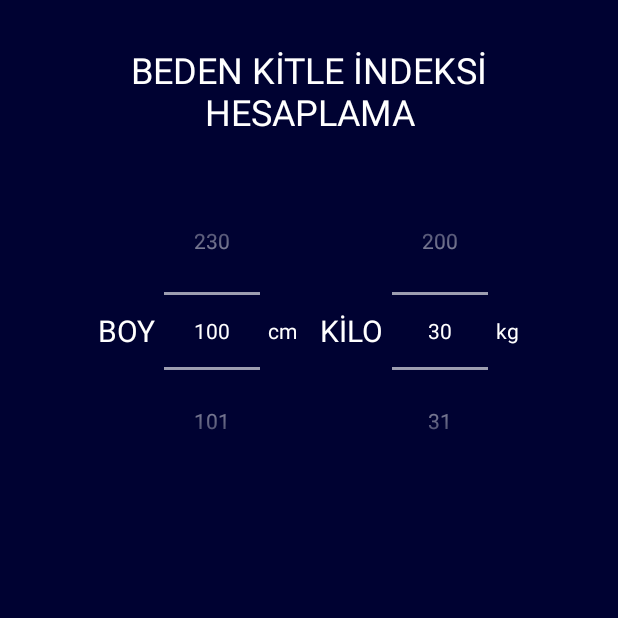
After one commit to buserumeysa/DiyetOnerim, an Android app: the fragment BodyMossIndexFragment shown on its own in the app's theme, on a phone screen of 412 x 824 dp, the top half of it. The commit adds this screen. Run offline under Robolectric (Android 15) with nearby library versions, the phone set to English and light mode, and no system bars.

Commit message:
Fragment Transaction eklendi

```diff
--- /dev/null
+++ b/app/src/main/java/com/buserkapkiner/diyetonerim/ui/bmi/BodyMossIndexFragment.kt
@@ -0,0 +1,75 @@
+package com.buserkapkiner.diyetonerim.ui.bmi
+
+import android.os.Bundle
+import android.view.LayoutInflater
+import android.view.View
+import android.view.ViewGroup
+import androidx.core.view.isVisible
+import androidx.fragment.app.Fragment
+import com.buserkapkiner.diyetonerim.R
+import com.buserkapkiner.diyetonerim.databinding.FragmentBodyMossIndexBinding
+import kotlinx.android.synthetic.main.fragment_body_moss_index.*
+
+
+class BodyMossIndexFragment : Fragment() {
+    private lateinit var binding: FragmentBodyMossIndexBinding
+
+    override fun onCreateView(
+        inflater: LayoutInflater, container: ViewGroup?,
+        savedInstanceState: Bundle?,
+    ): View? {
+
+        // Inflate the layout for this fragment
+        binding = FragmentBodyMossIndexBinding.inflate(inflater,container,false)
+        return binding.root
+
+    }
+
+    override fun onViewCreated(view: View, savedInstanceState: Bundle?) {
+        super.onViewCreated(view, savedInstanceState)
+        binding.weightpicker.minValue = 30
+        binding.weightpicker.maxValue = 200
+        binding.heightpicker.minValue = 100
+        binding.heightpicker.maxValue = 230
+        binding.weightpicker.setOnValueChangedListener { _, _, _ ->
+            bmiCalculator()
+        }
+        binding.heightpicker.setOnValueChangedListener { _, _, _ ->
+            bmiCalculator()
+
+        }
+    }
+
+    private fun bmiCalculator() {
+        val height = binding.heightpicker.value
+        val doubleHeight = height.toDouble() / 100
+        val weight = binding.weightpicker.value
+        val bmi = weight.toDouble() / (doubleHeight * doubleHeight)
+        binding.resultsTv.text = String.format("Beden Kitle İndeksiniz: %.2f", bmi)
+        binding.healthyTv.text = String.format("Sağlık Durumu: %s", healthyMessage(bmi))
+
+        binding.btnBmiAdvice.isVisible = healthyMessage(bmi) != "İdeal"
+
+    }
+
+    private fun healthyMessage(bmi: Double): String {
+        sensor.setBackgroundColor(resources.getColor(R.color.yellow))
+        if (bmi < 18.5)
+
+            return "Zayıf"
+        sensor.setBackgroundColor(resources.getColor(R.color.green))
+        if (bmi < 25.0)
+            return "İdeal"
+        sensor.setBackgroundColor(resources.getColor(R.color.orange))
+        if (bmi < 30.0)
+            return "Kilolu"
+        sensor.setBackgroundColor(resources.getColor(R.color.red))
+        if (bmi < 35.0)
+            return "Obez"
+
+        sensor.setBackgroundColor(resources.getColor(R.color.darkRed))
+        return "Morbid Obez"
+
+
+    }
+}
--- /dev/null
+++ b/app/src/main/java/com/buserkapkiner/diyetonerim/ui/calendar/CalendarActivity.kt
@@ -0,0 +1,4 @@
+package com.buserkapkiner.diyetonerim.ui.calendar
+
+class CalendarActivity {
+}
--- a/app/src/main/java/com/buserkapkiner/diyetonerim/ui/homepage/RecyclerAdapter.kt
+++ b/app/src/main/java/com/buserkapkiner/diyetonerim/ui/homepage/RecyclerAdapter.kt
@@ -27,6 +27,7 @@ class RecyclerAdapter: RecyclerView.Adapter<RecyclerAdapter.ViewHolder>() {
     }
 
 
+
     inner class ViewHolder(itemView: View):RecyclerView.ViewHolder(itemView){
         var itemTitle: TextView
         var itemImage: ImageView
--- a/app/src/main/res/layout/activity_main.xml
+++ b/app/src/main/res/layout/activity_main.xml
@@ -108,4 +108,6 @@
         app:layout_constraintTop_toBottomOf="@+id/img_login" />
 
 
+
+
 </androidx.constraintlayout.widget.ConstraintLayout>
--- /dev/null
+++ b/app/src/main/res/layout/fragment_body_moss_index.xml
@@ -0,0 +1,93 @@
+<?xml version="1.0" encoding="utf-8"?>
+<LinearLayout xmlns:android="http://schemas.android.com/apk/res/android"
+    xmlns:app="http://schemas.android.com/apk/res-auto"
+    xmlns:tools="http://schemas.android.com/tools"
+    android:orientation="vertical"
+    android:gravity="top|center"
+    android:id="@+id/sensor"
+    android:layout_width="match_parent"
+    android:layout_height="match_parent"
+    android:background="@color/constraintcolor"
+    tools:context=".ui.bmi.BodyMossIndexFragment">
+
+    <TextView
+        android:layout_width="wrap_content"
+        android:layout_height="wrap_content"
+        android:text="BEDEN KİTLE İNDEKSİ HESAPLAMA"
+        android:gravity="center"
+        style="@android:style/TextAppearance.Material.Headline"
+        android:padding="30dp" />
+
+    <LinearLayout
+        android:layout_width="match_parent"
+        android:layout_height="wrap_content"
+        android:padding="10dp"
+        android:gravity="center">
+
+        <TextView
+            android:layout_width="wrap_content"
+            android:layout_height="wrap_content"
+            android:textSize="20sp"
+            android:text="BOY"
+            style="@android:style/TextAppearance.Material.Body1" />
+
+        <NumberPicker
+            android:layout_width="wrap_content"
+            android:layout_height="wrap_content"
+            android:id="@+id/heightpicker"
+            android:layout_marginHorizontal="5dp" />
+
+        <TextView
+            android:layout_width="wrap_content"
+            android:layout_height="wrap_content"
+            android:text="cm"
+            style="@android:style/TextAppearance.Material.Body1" />
+
+        <TextView
+            android:layout_marginStart="15dp"
+            android:layout_width="wrap_content"
+            android:layout_height="wrap_content"
+            android:textSize="20sp"
+            android:text="KİLO"
+            style="@android:style/TextAppearance.Material.Body1" />
+
+        <NumberPicker
+            android:layout_width="wrap_content"
+            android:layout_height="wrap_content"
+            android:id="@+id/weightpicker"
+            android:layout_marginHorizontal="5dp" />
+
+        <TextView
+            android:layout_width="wrap_content"
+            android:layout_height="wrap_content"
+            android:text="kg"
+            style="@android:style/TextAppearance.Material.Body1" />
+
+
+    </LinearLayout>
+
+    <TextView
+        android:layout_width="wrap_content"
+        android:layout_height="wrap_content"
+        android:id="@+id/resultsTv"
+        android:padding="10dp"
+        app:srcCompat="@drawable/buttonedit"
+        style="@android:style/TextAppearance.Material.Headline" />
+
+    <TextView
+        android:layout_width="wrap_content"
+        android:layout_height="wrap_content"
+        android:id="@+id/healthyTv"
+        android:padding="10dp"
+        style="@android:style/TextAppearance.Material.Headline" />
+    <Button
+        android:layout_width="wrap_content"
+        android:layout_height="wrap_content"
+        android:id="@+id/btn_bmi_advice"
+        android:text="Diyet Önerisi"
+        android:backgroundTint="@color/white"
+        android:visibility="gone"
+
+        />
+
+</LinearLayout>
--- a/app/src/main/res/values-night/themes.xml
+++ /dev/null
@@ -1,16 +0,0 @@
-<resources xmlns:tools="http://schemas.android.com/tools">
-    <!-- Base application theme. -->
-    <style name="Theme.DiyetOnerim" parent="Theme.MaterialComponents.DayNight.DarkActionBar">
-        <!-- Primary brand color. -->
-        <item name="colorPrimary">@color/purple_200</item>
-        <item name="colorPrimaryVariant">@color/purple_700</item>
-        <item name="colorOnPrimary">@color/black</item>
-        <!-- Secondary brand color. -->
-        <item name="colorSecondary">@color/teal_200</item>
-        <item name="colorSecondaryVariant">@color/teal_200</item>
-        <item name="colorOnSecondary">@color/black</item>
-        <!-- Status bar color. -->
-        <item name="android:statusBarColor" tools:targetApi="l">?attr/colorPrimaryVariant</item>
-        <!-- Customize your theme here. -->
-    </style>
-</resources>
--- a/app/src/main/res/values/colors.xml
+++ b/app/src/main/res/values/colors.xml
@@ -1,10 +1,7 @@
 <?xml version="1.0" encoding="utf-8"?>
 <resources>
-    <color name="purple_200">#FFBB86FC</color>
-    <color name="purple_500">#FF6200EE</color>
-    <color name="purple_700">#FF0065</color>
-    <color name="teal_200">#02E3CD</color>
-    <color name="teal_700">#FF018786</color>
+    <color name="gray">#888</color>
+    <color name="blue">#0000FF</color>
     <color name="black">#FF000000</color>
     <color name="white">#FFFFFFFF</color>
     <color name="buttoncolor">#8AD7DF</color>
--- a/app/src/main/res/values/strings.xml
+++ b/app/src/main/res/values/strings.xml
@@ -2,4 +2,6 @@
     <string name="app_name">Diyet Onerim</string>
     <string name="login_email_error">\"Hatalı Email Girişi\"</string>
     <string name="login_password_error">\"Hatalı Şifre Girişi\"</string>
+    <!-- TODO: Remove or change this placeholder text -->
+    <string name="hello_blank_fragment">Hello blank fragment</string>
 </resources>
--- a/app/src/main/res/values/themes.xml
+++ b/app/src/main/res/values/themes.xml
@@ -7,10 +7,10 @@
         <item name="colorOnPrimary">@color/black</item>
         <!-- Secondary brand color. -->
         <item name="colorSecondary">@color/edittext</item>
-        <item name="colorSecondaryVariant">@color/teal_700</item>
         <item name="colorOnSecondary">@color/edittext</item>
         <!-- Status bar color. -->
-        <item name="android:statusBarColor" tools:targetApi="l">@color/black</item>
+        <item name="android:statusBarColor"
+            tools:targetApi="l">@color/black</item>
         <!-- Customize your theme here. -->
     </style>
 </resources>
```
Also changed, not shown: app/src/main/java/com/buserkapkiner/diyetonerim/ui/homepage/HomePageActivity.kt (deleted, +0 -26 lines), app/src/main/java/com/buserkapkiner/diyetonerim/ui/homepage/HomePageFragment.kt (added, +34 -0 lines), app/src/main/java/com/buserkapkiner/diyetonerim/ui/homepage/HomePageModel.kt (added, +7 -0 lines), app/src/main/java/com/buserkapkiner/diyetonerim/ui/login/MainActivity.kt (+15 -11 lines), app/src/main/res/layout/activity_calendar.xml (added, +41 -0 lines), app/src/main/res/layout/fragment_home_page.xml (renamed from app/src/main/res/layout/activty_home_page.xml, +11 -7 lines), app/src/main/res/navigation/nav_graph.xml (added, +11 -0 lines).
